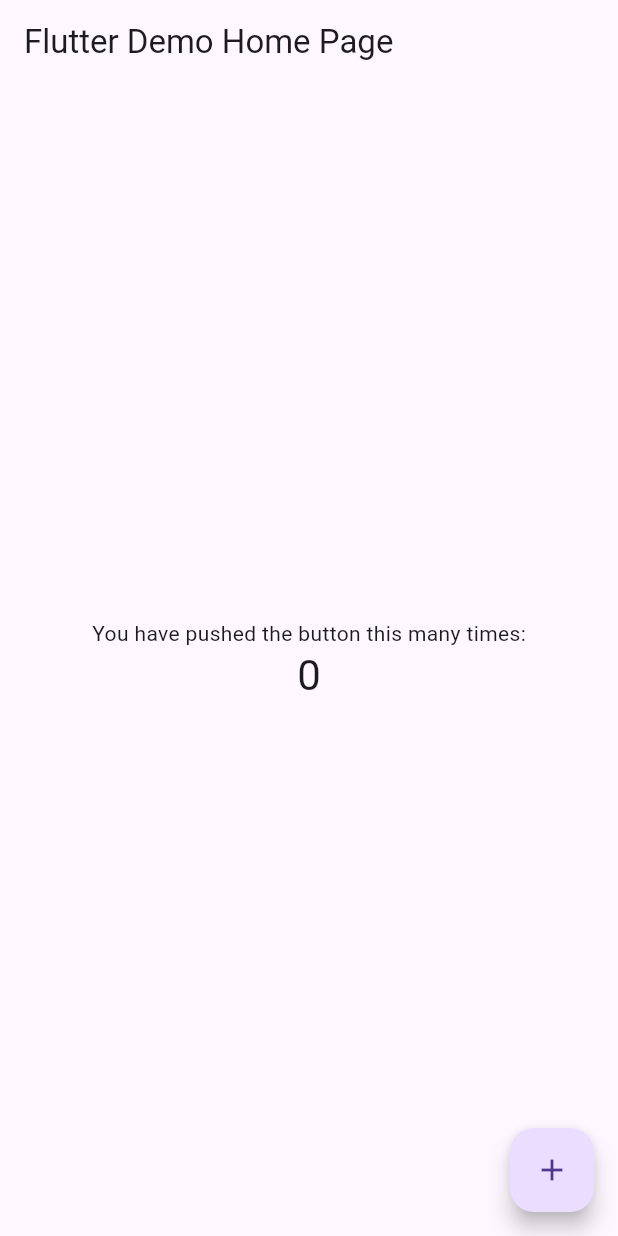
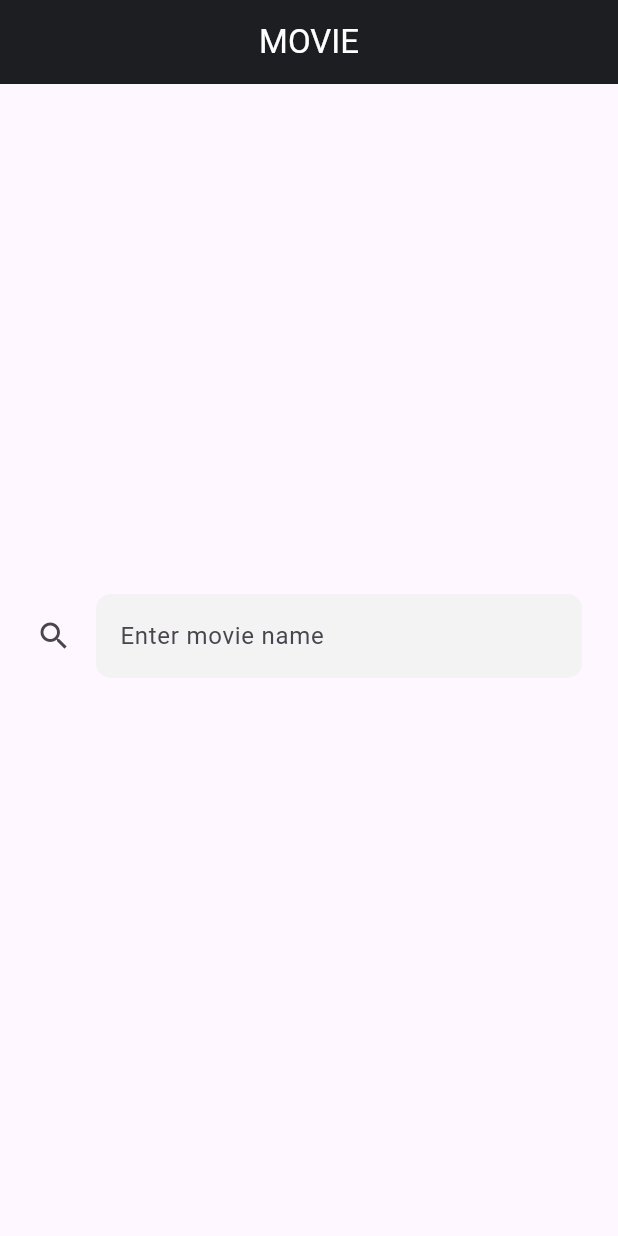
Before and after one commit to herbert-amora-hdps/tddca, a Flutter app: the screen it shows after launch, on a phone screen of 412 x 824 dp. Run offline on Flutter 3.47's test engine with Material 3 defaults, Android fonts, the phone set to English and light mode, and no system bars; our stand-ins replace dartz, equatable, flutter_bloc, rxdart.

Commit message:
test: add bloc and widget tests

```diff
--- a/lib/data/models/movie_model.dart
+++ b/lib/data/models/movie_model.dart
@@ -9,6 +9,7 @@
     required String runtime,
     required String genre,
     required String director,
+    required String poster,
   }) : super(
           title: title,
           year: year,
@@ -17,6 +18,7 @@
           runtime: runtime,
           genre: genre,
           director: director,
+          poster: poster,
         );
 
   factory MovieModel.fromJson(Map<String, dynamic> json) => MovieModel(
@@ -27,6 +29,7 @@
         runtime: json['Runtime'],
         genre: json['Genre'],
         director: json['Director'],
+        poster: json['Poster'],
       );
 
   Map<String, dynamic> toJson() => {
@@ -37,6 +40,7 @@
         'Runtime': runtime,
         'Genre': genre,
         'Director': director,
+        'Poster': poster,
       };
 
   MovieEntity toEntity() => MovieEntity(
@@ -47,5 +51,6 @@
         runtime: runtime,
         genre: genre,
         director: director,
+        poster: poster,
       );
 }
--- a/lib/domain/entities/movie.dart
+++ b/lib/domain/entities/movie.dart
@@ -9,6 +9,7 @@
     required this.runtime,
     required this.genre,
     required this.director,
+    required this.poster,
   });
 
   final String title;
@@ -18,6 +19,7 @@
   final String runtime;
   final String genre;
   final String director;
+  final String poster;
 
   /// for comparing
   @override
@@ -29,5 +31,6 @@
         runtime,
         genre,
         director,
+        poster,
       ];
 }
--- a/lib/main.dart
+++ b/lib/main.dart
@@ -1,4 +1,11 @@
 import 'package:flutter/material.dart';
+import 'package:flutter_bloc/flutter_bloc.dart';
+import 'package:http/http.dart';
+import 'package:sampletdd/data/data_sources/remote_data_source.dart';
+import 'package:sampletdd/data/repositories/movie_repository_impl.dart';
+import 'package:sampletdd/domain/usecases/get_movie_details.dart';
+import 'package:sampletdd/presentation/bloc/movie_bloc.dart';
+import 'package:sampletdd/presentation/screens/movie_screen.dart';
 
 void main() {
   runApp(const MyApp());
@@ -7,109 +14,34 @@
 class MyApp extends StatelessWidget {
   const MyApp({super.key});
 
-  // This widget is the root of your application.
   @override
   Widget build(BuildContext context) {
-    return MaterialApp(
-      title: 'Flutter Demo',
-      theme: ThemeData(
-        // This is the theme of your application.
-        //
-        // Try running your application with "flutter run". You'll see the
-        // application has a blue toolbar. Then, without quitting the app, try
-        // changing the primarySwatch below to Colors.green and then invoke
-        // "hot reload" (press "r" in the console where you ran "flutter run",
-        // or simply save your changes to "hot reload" in a Flutter IDE).
-        // Notice that the counter didn't reset back to zero; the application
-        // is not restarted.
-        primarySwatch: Colors.blue,
+    return MultiRepositoryProvider(
+      providers: [
+        RepositoryProvider(
+          create: (context) => MovieRepositoryImpl(
+            movieRemoteDataSource: MovieRemoteDataSourceImpl(client: Client()),
+          ),
+        ),
+      ],
+      child: MultiBlocProvider(
+        providers: [
+          BlocProvider(
+            create: (context) => MovieBloc(
+              GetMovieDetailsUseCase(
+                RepositoryProvider.of<MovieRepositoryImpl>(context),
+              ),
+            ),
+          )
+        ],
+        child: MaterialApp(
+          title: 'Flutter Demo',
+          theme: ThemeData(
+            primarySwatch: Colors.blue,
+          ),
+          home: const MovieScreen(),
+        ),
       ),
-      home: const MyHomePage(title: 'Flutter Demo Home Page'),
     );
   }
 }
-
-class MyHomePage extends StatefulWidget {
-  const MyHomePage({super.key, required this.title});
-
-  // This widget is the home page of your application. It is stateful, meaning
-  // that it has a State object (defined below) that contains fields that affect
-  // how it looks.
-
-  // This class is the configuration for the state. It holds the values (in this
-  // case the title) provided by the parent (in this case the App widget) and
-  // used by the build method of the State. Fields in a Widget subclass are
-  // always marked "final".
-
-  final String title;
-
-  @override
-  State<MyHomePage> createState() => _MyHomePageState();
-}
-
-class _MyHomePageState extends State<MyHomePage> {
-  int _counter = 0;
-
-  void _incrementCounter() {
-    setState(() {
-      // This call to setState tells the Flutter framework that something has
-      // changed in this State, which causes it to rerun the build method below
-      // so that the display can reflect the updated values. If we changed
-      // _counter without calling setState(), then the build method would not be
-      // called again, and so nothing would appear to happen.
-      _counter++;
-    });
-  }
-
-  @override
-  Widget build(BuildContext context) {
-    // This method is rerun every time setState is called, for instance as done
-    // by the _incrementCounter method above.
-    //
-    // The Flutter framework has been optimized to make rerunning build methods
-    // fast, so that you can just rebuild anything that needs updating rather
-    // than having to individually change instances of widgets.
-    return Scaffold(
-      appBar: AppBar(
-        // Here we take the value from the MyHomePage object that was created by
-        // the App.build method, and use it to set our appbar title.
-        title: Text(widget.title),
-      ),
-      body: Center(
-        // Center is a layout widget. It takes a single child and positions it
-        // in the middle of the parent.
-        child: Column(
-          // Column is also a layout widget. It takes a list of children and
-          // arranges them vertically. By default, it sizes itself to fit its
-          // children horizontally, and tries to be as tall as its parent.
-          //
-          // Invoke "debug painting" (press "p" in the console, choose the
-          // "Toggle Debug Paint" action from the Flutter Inspector in Android
-          // Studio, or the "Toggle Debug Paint" command in Visual Studio Code)
-          // to see the wireframe for each widget.
-          //
-          // Column has various properties to control how it sizes itself and
-          // how it positions its children. Here we use mainAxisAlignment to
-          // center the children vertically; the main axis here is the vertical
-          // axis because Columns are vertical (the cross axis would be
-          // horizontal).
-          mainAxisAlignment: MainAxisAlignment.center,
-          children: <Widget>[
-            const Text(
-              'You have pushed the button this many times:',
-            ),
-            Text(
-              '$_counter',
-              style: Theme.of(context).textTheme.headlineMedium,
-            ),
-          ],
-        ),
-      ),
-      floatingActionButton: FloatingActionButton(
-        onPressed: _incrementCounter,
-        tooltip: 'Increment',
-        child: const Icon(Icons.add),
-      ), // This trailing comma makes auto-formatting nicer for build methods.
-    );
-  }
-}
--- /dev/null
+++ b/lib/presentation/bloc/movie_bloc.dart
@@ -0,0 +1,35 @@
+import 'package:flutter_bloc/flutter_bloc.dart';
+import 'package:rxdart/rxdart.dart';
+import 'package:sampletdd/domain/usecases/get_movie_details.dart';
+import 'package:sampletdd/presentation/bloc/movie_event.dart';
+import 'package:sampletdd/presentation/bloc/movie_state.dart';
+
+class MovieBloc extends Bloc<MovieEvent, MovieState> {
+  final GetMovieDetailsUseCase _getMovieDetailsUseCase;
+  MovieBloc(this._getMovieDetailsUseCase) : super(MovieEmpty()) {
+    on<OnMovieChanged>(
+      (event, emit) async {
+        emit(MovieLoading());
+        final result = await _getMovieDetailsUseCase.execute(event.movieName);
+        result.fold(
+          (failure) {
+            emit(MovieLoadFailure(failure.message));
+          },
+          (data) {
+            emit(MovieLoaded(data));
+          },
+        );
+      },
+      // tip: we want to use Transformers in event handler
+      // this dictate how the events are being processed within a bloc
+      // They can help reduce boilerplate code and keep your code organized.
+      // very useful for events that needs to be debounced
+      // since they that are bound to be spammed with input characters like search functions or calling search APIs
+      transformer: debounce(const Duration(milliseconds: 500)),
+    );
+  }
+}
+
+EventTransformer<T> debounce<T>(Duration duration) {
+  return (events, mapper) => events.debounceTime(duration).flatMap(mapper);
+}
--- /dev/null
+++ b/lib/presentation/bloc/movie_event.dart
@@ -0,0 +1,17 @@
+import 'package:equatable/equatable.dart';
+
+abstract class MovieEvent extends Equatable {
+  const MovieEvent();
+
+  @override
+  List<Object?> get props => [];
+}
+
+class OnMovieChanged extends MovieEvent {
+  final String movieName;
+
+  const OnMovieChanged(this.movieName);
+
+  @override
+  List<Object?> get props => [movieName];
+}
--- /dev/null
+++ b/lib/presentation/bloc/movie_state.dart
@@ -0,0 +1,31 @@
+import 'package:equatable/equatable.dart';
+import 'package:sampletdd/domain/entities/movie.dart';
+
+abstract class MovieState extends Equatable {
+  const MovieState();
+
+  @override
+  List<Object?> get props => [];
+}
+
+class MovieEmpty extends MovieState {}
+
+class MovieLoading extends MovieState {}
+
+class MovieLoaded extends MovieState {
+  final MovieEntity result;
+
+  const MovieLoaded(this.result);
+
+  @override
+  List<Object?> get props => [result];
+}
+
+class MovieLoadFailure extends MovieState {
+  final String message;
+
+  const MovieLoadFailure(this.message);
+
+  @override
+  List<Object?> get props => [message];
+}
--- /dev/null
+++ b/lib/presentation/screens/movie_screen.dart
@@ -0,0 +1,121 @@
+import 'package:flutter/material.dart';
+import 'package:flutter_bloc/flutter_bloc.dart';
+import 'package:sampletdd/presentation/bloc/movie_bloc.dart';
+import 'package:sampletdd/presentation/bloc/movie_event.dart';
+import 'package:sampletdd/presentation/bloc/movie_state.dart';
+import 'package:sampletdd/presentation/widgets/detail_widget.dart';
+
+class MovieScreen extends StatelessWidget {
+  const MovieScreen({Key? key}) : super(key: key);
+
+  @override
+  Widget build(BuildContext context) {
+    return Scaffold(
+      appBar: AppBar(
+        backgroundColor: const Color(0xff1D1E22),
+        title: const Text(
+          'MOVIE',
+          style: TextStyle(color: Colors.white),
+        ),
+        centerTitle: true,
+      ),
+      body: Padding(
+        padding: const EdgeInsets.all(24.0),
+        child: Column(
+          mainAxisAlignment: MainAxisAlignment.center,
+          children: [
+            TextField(
+              textAlign: TextAlign.left,
+              decoration: InputDecoration(
+                icon: const Icon(Icons.search),
+                hintText: 'Enter movie name',
+                fillColor: const Color(0xffF3F3F3),
+                filled: true,
+                focusedBorder: OutlineInputBorder(
+                    borderSide: BorderSide.none,
+                    borderRadius: BorderRadius.circular(10)),
+                enabledBorder: OutlineInputBorder(
+                    borderSide: BorderSide.none,
+                    borderRadius: BorderRadius.circular(10)),
+              ),
+              onChanged: (query) {
+                context.read<MovieBloc>().add(OnMovieChanged(query));
+              },
+            ),
+            const SizedBox(height: 32.0),
+            BlocBuilder<MovieBloc, MovieState>(
+              builder: (context, state) {
+                if (state is MovieLoading) {
+                  return const Center(
+                    child: CircularProgressIndicator(),
+                  );
+                }
+                if (state is MovieLoaded) {
+                  return Column(
+                    key: const Key('movie_data'),
+                    children: [
+                      Row(
+                        mainAxisAlignment: MainAxisAlignment.start,
+                        children: [
+                          Image(
+                            image: NetworkImage(
+                              state.result.poster,
+                              scale: 2.5,
+                            ),
+                          ),
+                          const SizedBox(width: 20),
+                          Column(
+                            crossAxisAlignment: CrossAxisAlignment.start,
+                            children: [
+                              Text(
+                                state.result.title,
+                                style: const TextStyle(
+                                  fontSize: 22.0,
+                                ),
+                              ),
+                              const SizedBox(height: 20),
+                              DetailWidget(
+                                label: 'Year',
+                                value: state.result.year,
+                              ),
+                              DetailWidget(
+                                label: 'Rated',
+                                value: state.result.rated,
+                              ),
+                              DetailWidget(
+                                label: 'Released',
+                                value: state.result.released,
+                              ),
+                              DetailWidget(
+                                label: 'Runtime',
+                                value: state.result.runtime,
+                              ),
+                              DetailWidget(
+                                label: 'Genre',
+                                value: state.result.genre,
+                              ),
+                              DetailWidget(
+                                label: 'Director',
+                                value: state.result.director,
+                              ),
+                            ],
+                          )
+                        ],
+                      ),
+                    ],
+                  );
+                }
+                if (state is MovieLoadFailure) {
+                  return Center(
+                    child: Text(state.message),
+                  );
+                }
+                return Container();
+              },
+            )
+          ],
+        ),
+      ),
+    );
+  }
+}
--- a/pubspec.yaml
+++ b/pubspec.yaml
@@ -42,6 +42,8 @@
   equatable: ^2.0.5
   build_runner: ^2.4.9
   http: ^1.2.1
+  flutter_bloc: ^8.1.5
+  rxdart: ^0.27.7
 
 dev_dependencies:
   flutter_test:
```
Also changed, not shown: lib/presentation/widgets/detail_widget.dart (added, +35 -0 lines), pubspec.lock, 10 other files.
